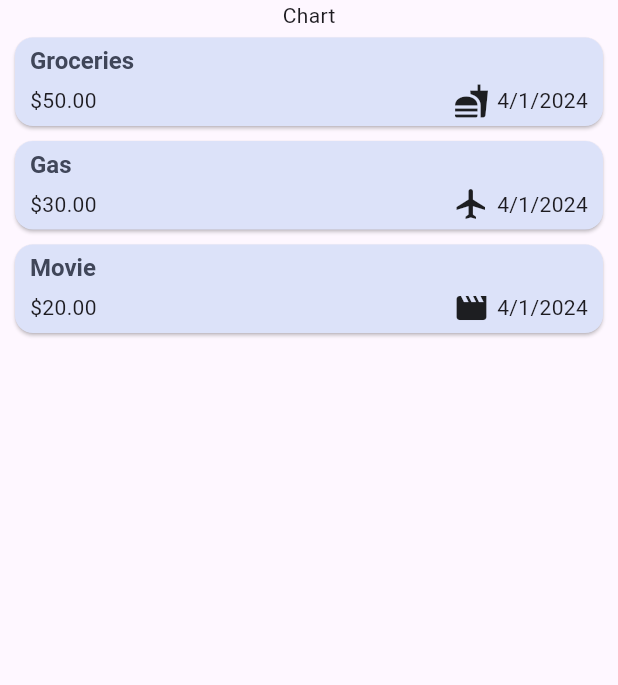
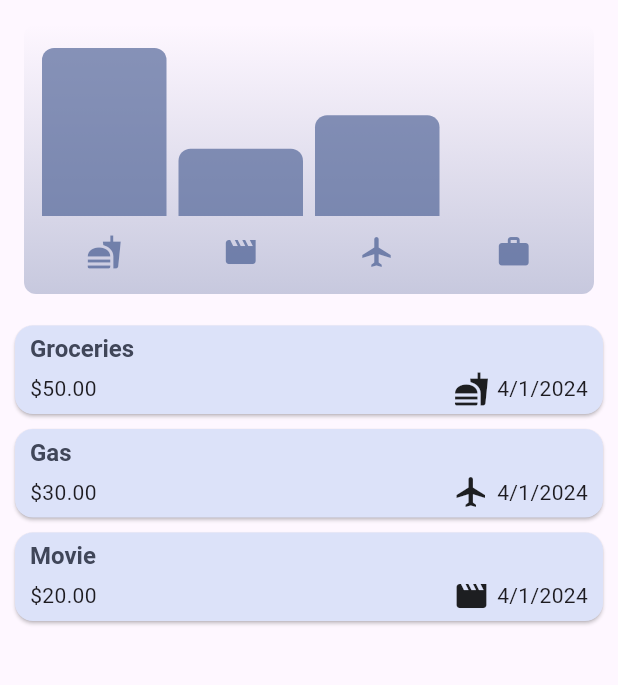
Before and after one commit to ahmedsilinii/expense_tracker_app, a Flutter app: the screen it shows after launch, on a phone screen of 412 x 824 dp, the part 84-769 px from its top. Run offline on Flutter 3.47's test engine with Material 3 defaults, Android fonts, the phone set to English and light mode, and no system bars.

```diff
--- a/lib/main.dart
+++ b/lib/main.dart
@@ -1,5 +1,6 @@
 import 'package:expense_tracker_app/widgets/expenses.dart';
 import 'package:flutter/material.dart';
+import 'package:flutter/services.dart';
 
 var kColorScheme =
     ColorScheme.fromSeed(seedColor: Color.fromARGB(255, 51, 106, 215));
@@ -10,6 +11,12 @@ var kDarkColorScheme = ColorScheme.fromSeed(
 );
 
 void main() {
+  /* ensure app works only in portrait :
+  WidgetsFlutterBinding.ensureInitialized();
+  SystemChrome.setPreferredOrientations([
+    DeviceOrientation.portraitUp,
+  ]).then((_) => runApp(const MainApp()));
+ */
   runApp(const MainApp());
 }
 
--- a/lib/widgets/chart/chart_bar.dart
+++ b/lib/widgets/chart/chart_bar.dart
@@ -0,0 +1,34 @@
+import 'package:flutter/material.dart';
+
+class ChartBar extends StatelessWidget {
+  const ChartBar({
+    super.key,
+    required this.fill,
+  });
+
+  final double fill;
+
+  @override
+  Widget build(BuildContext context) {
+    final isDarkMode =
+        MediaQuery.of(context).platformBrightness == Brightness.dark;
+    return Expanded(
+      child: Padding(
+        padding: const EdgeInsets.symmetric(horizontal: 4),
+        child: FractionallySizedBox(
+          heightFactor: fill,
+          child: DecoratedBox(
+            decoration: BoxDecoration(
+              shape: BoxShape.rectangle,
+              borderRadius:
+                  const BorderRadius.vertical(top: Radius.circular(8)),
+              color: isDarkMode
+                  ? Theme.of(context).colorScheme.secondary
+                  : Theme.of(context).colorScheme.primary.withOpacity(0.65),
+            ),
+          ),
+        ),
+      ),
+    );
+  }
+}
--- a/lib/widgets/expenses.dart
+++ b/lib/widgets/expenses.dart
@@ -1,3 +1,4 @@
+import 'package:expense_tracker_app/widgets/chart/chart.dart';
 import 'package:expense_tracker_app/widgets/expenses_list/expenses_list.dart';
 import 'package:expense_tracker_app/models/expense.dart';
 import 'package:expense_tracker_app/widgets/nex_expense.dart';
@@ -96,7 +97,7 @@ class _ExpensesState extends State<Expenses> {
       ),
       body: Column(
         children: [
-          const Text('Chart'),
+          Chart(expenses: _registeredExpenses),
           Expanded(
             child: mainContent,
           )
```
